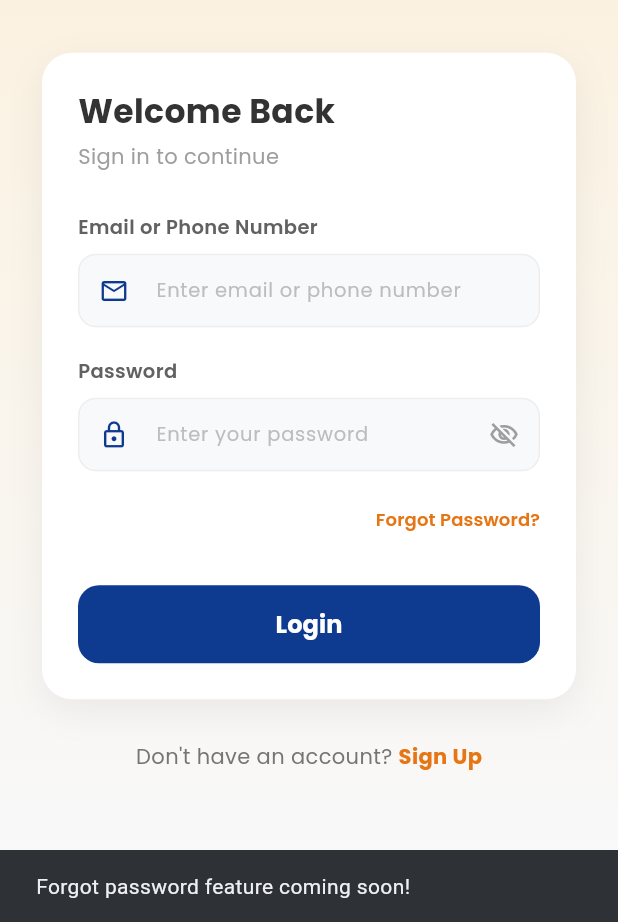
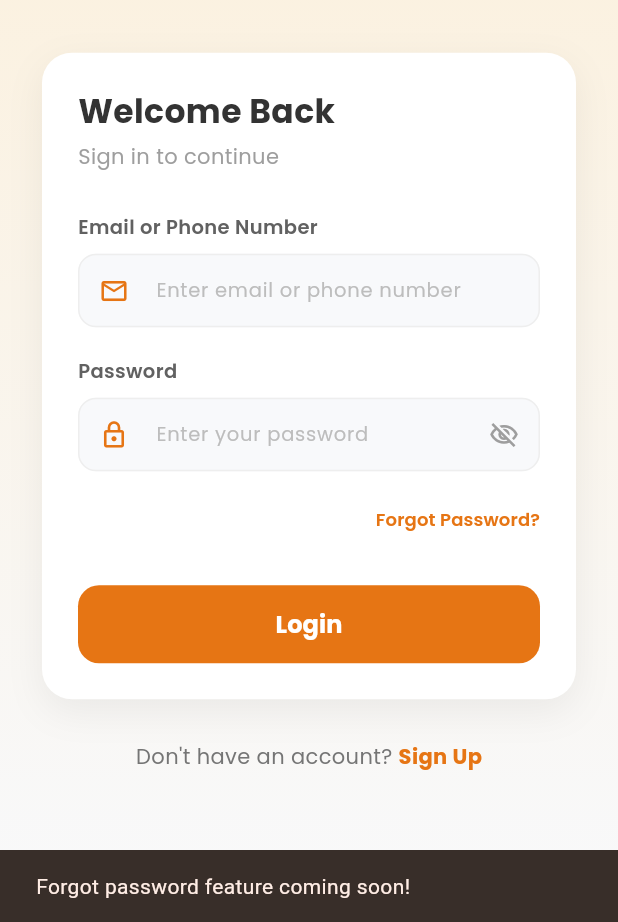
Before and after one commit to ajaymaurya07/enagarsewaflutter, a Flutter app: the screen it shows after launch, after a tap on "Forgot Password?", on a phone screen of 412 x 824 dp, the part 314-1236 px from its top. Run offline on Flutter 3.47's test engine with Material 3 defaults, Android fonts, the phone set to English and light mode, and no system bars; our stand-ins replace device_info_plus, google_fonts, image_picker, pdf, permission_handler, printing and 4 more; missing offline and left inert: payu_checkoutpro_flutter; accounts and stored records are empty.

Commit message:
splash screen

```diff
--- a/lib/login_screen.dart
+++ b/lib/login_screen.dart
@@ -173,7 +173,7 @@ class _LoginScreenState extends State<LoginScreen> {
                           decoration: InputDecoration(
                             hintText: 'Enter email or phone number',
                             hintStyle: GoogleFonts.poppins(fontSize: 13, color: Colors.grey.shade400),
-                            prefixIcon: const Icon(Icons.email_outlined, color: Color(0xFF0E3B90), size: 20),
+                            prefixIcon: const Icon(Icons.email_outlined, color: Color(0xFFE67514), size: 20),
                             filled: true,
                             fillColor: const Color(0xFFF8F9FB),
                             border: OutlineInputBorder(
@@ -186,7 +186,7 @@ class _LoginScreenState extends State<LoginScreen> {
                             ),
                             focusedBorder: OutlineInputBorder(
                               borderRadius: BorderRadius.circular(12),
-                              borderSide: const BorderSide(color: Color(0xFF0E3B90), width: 1.5),
+                              borderSide: const BorderSide(color: Color(0xFFE67514), width: 1.5),
                             ),
                             contentPadding: const EdgeInsets.symmetric(horizontal: 16, vertical: 14),
                           ),
@@ -210,7 +210,7 @@ class _LoginScreenState extends State<LoginScreen> {
                           decoration: InputDecoration(
                             hintText: 'Enter your password',
                             hintStyle: GoogleFonts.poppins(fontSize: 13, color: Colors.grey.shade400),
-                            prefixIcon: const Icon(Icons.lock_outlined, color: Color(0xFF0E3B90), size: 20),
+                            prefixIcon: const Icon(Icons.lock_outlined, color: Color(0xFFE67514), size: 20),
                             suffixIcon: IconButton(
                               icon: Icon(
                                 _obscurePassword ? Icons.visibility_off_outlined : Icons.visibility_outlined,
@@ -231,7 +231,7 @@ class _LoginScreenState extends State<LoginScreen> {
                             ),
                             focusedBorder: OutlineInputBorder(
                               borderRadius: BorderRadius.circular(12),
-                              borderSide: const BorderSide(color: Color(0xFF0E3B90), width: 1.5),
+                              borderSide: const BorderSide(color: Color(0xFFE67514), width: 1.5),
                             ),
                             contentPadding: const EdgeInsets.symmetric(horizontal: 16, vertical: 14),
                           ),
@@ -267,8 +267,8 @@ class _LoginScreenState extends State<LoginScreen> {
                           child: ElevatedButton(
                             onPressed: _isLoading ? null : _handleLogin,
                             style: ElevatedButton.styleFrom(
-                              backgroundColor: const Color(0xFF0E3B90),
-                              disabledBackgroundColor: const Color(0xFF0E3B90).withOpacity(0.6),
+                              backgroundColor: const Color(0xFFE67514),
+                              disabledBackgroundColor: const Color(0xFFE67514).withOpacity(0.6),
                               foregroundColor: Colors.white,
                               elevation: 0,
                               shape: RoundedRectangleBorder(borderRadius: BorderRadius.circular(14)),
--- a/lib/main.dart
+++ b/lib/main.dart
@@ -16,7 +16,7 @@ class MyApp extends StatelessWidget {
       title: AppConstants.appName,
       navigatorKey: ApiService.navigatorKey, // 👈 navigatorKey yahan add kiya
       theme: ThemeData(
-        colorScheme: ColorScheme.fromSeed(seedColor: Colors.blue),
+        colorScheme: ColorScheme.fromSeed(seedColor: const Color(0xFFE67514)),
         useMaterial3: true,
       ),
       home: const SplashScreen(),
--- a/lib/splash_screen.dart
+++ b/lib/splash_screen.dart
@@ -1,4 +1,5 @@
 import 'package:flutter/material.dart';
+import 'package:google_fonts/google_fonts.dart';
 import 'login_screen.dart';
 import 'search_property_screen.dart';
 import 'dashboard_screen.dart';
@@ -12,39 +13,48 @@ class SplashScreen extends StatefulWidget {
   State<SplashScreen> createState() => _SplashScreenState();
 }
 
-class _SplashScreenState extends State<SplashScreen> {
+class _SplashScreenState extends State<SplashScreen> with SingleTickerProviderStateMixin {
+  late AnimationController _animController;
+  late Animation<double> _fadeIn;
+  late Animation<double> _scaleAnim;
+
   @override
   void initState() {
     super.initState();
+    _animController = AnimationController(vsync: this, duration: const Duration(milliseconds: 1200));
+    _fadeIn = CurvedAnimation(parent: _animController, curve: Curves.easeIn);
+    _scaleAnim = Tween<double>(begin: 0.8, end: 1.0).animate(
+      CurvedAnimation(parent: _animController, curve: Curves.easeOutBack),
+    );
+    _animController.forward();
     _checkLoginStatus();
   }
 
+  @override
+  void dispose() {
+    _animController.dispose();
+    super.dispose();
+  }
+
   Future<void> _checkLoginStatus() async {
-    // Show splash for 3 seconds
     await Future.delayed(const Duration(seconds: 3));
 
-    // Check if user is logged in
     final bool loggedIn = await StorageService.isLoggedIn();
-
-    // Check if property is verified
     final bool propertyVerified = await StorageService.isPropertyVerified();
 
     if (!mounted) return;
 
     if (loggedIn) {
       if (propertyVerified) {
-        // If logged in AND property verified, go to Dashboard
         Navigator.of(context).pushReplacement(
           MaterialPageRoute(builder: (context) => const DashboardScreen()),
         );
       } else {
-        // If logged in BUT property NOT verified, go to Search Screen
         Navigator.of(context).pushReplacement(
           MaterialPageRoute(builder: (context) => const SearchPropertyScreen()),
         );
       }
     } else {
-      // If not logged in, go to Login Screen
       Navigator.of(context).pushReplacement(
         MaterialPageRoute(builder: (context) => const LoginScreen()),
       );
@@ -61,59 +71,87 @@ class _SplashScreenState extends State<SplashScreen> {
           gradient: LinearGradient(
             begin: Alignment.topCenter,
             end: Alignment.bottomCenter,
-            colors: [Color(0xFFFCEFD8), Color(0xFFFFFFFF)],
+            colors: [Color(0xFFFCEFD8), Color(0xFFFFE5C0), Color(0xFFFFF8F0)],
           ),
         ),
-        child: Column(
-          mainAxisAlignment: MainAxisAlignment.spaceBetween,
-          children: [
-            Expanded(
-              flex: 2,
+        child: FadeTransition(
+          opacity: _fadeIn,
+          child: ScaleTransition(
+            scale: _scaleAnim,
             child: Column(
               mainAxisAlignment: MainAxisAlignment.center,
               children: [
-                  Image.asset('assets/images/e_nagar_seva_logo.png', width: 200, height: 200),
-                  const SizedBox(height: 16),
-                  Text(
-                    'Welcome ${AppConstants.appName}',
-                    style: const TextStyle(fontSize: 26, fontWeight: FontWeight.bold, color: Color(0xFF0E3B90)),
-                    textAlign: TextAlign.center,
+                const Spacer(flex: 3),
+
+                // Logo with glow
+                Container(
+                  padding: const EdgeInsets.all(24),
+                  decoration: BoxDecoration(
+                    shape: BoxShape.circle,
+                    color: Colors.white,
+                    boxShadow: [
+                      BoxShadow(
+                        color: const Color(0xFFE67514).withOpacity(0.3),
+                        blurRadius: 40,
+                        spreadRadius: 8,
                       ),
                     ],
                   ),
+                  child: Image.asset(
+                    'assets/images/e_nagar_seva_logo.png',
+                    width: 100,
+                    height: 100,
                   ),
-            Expanded(
-              flex: 1,
-              child: Column(
-                mainAxisAlignment: MainAxisAlignment.center,
-                children: const [
-                  CircularProgressIndicator(
-                    valueColor: AlwaysStoppedAnimation<Color>(Color(0xFFF57C00)),
-                    backgroundColor: Color(0xFFFFE6CC),
-                    strokeWidth: 4,
                 ),
+                const SizedBox(height: 28),
+
+                // App Name
+                Text(
+                  AppConstants.appName,
+                  style: GoogleFonts.poppins(
+                    fontSize: 30,
+                    fontWeight: FontWeight.w700,
+                    color: const Color(0xFFE67514),
+                    letterSpacing: 1,
+                  ),
+                ),
+                const SizedBox(height: 8),
+                Text(
+                  'Smart Urban Services at Your Fingertips',
+                  style: GoogleFonts.poppins(
+                    fontSize: 13,
+                    fontWeight: FontWeight.w400,
+                    color: const Color(0xFFE67514).withOpacity(0.7),
+                  ),
+                ),
+
+                const Spacer(flex: 2),
+
+                // Loader
+                SizedBox(
+                  width: 36,
+                  height: 36,
+                  child: CircularProgressIndicator(
+                    strokeWidth: 3,
+                    valueColor: const AlwaysStoppedAnimation<Color>(Color(0xFFE67514)),
+                    backgroundColor: const Color(0xFFE67514).withOpacity(0.15),
+                  ),
+                ),
+
+                const Spacer(flex: 1),
+
+                // Version
+                Text(
+                  'Version ${AppConstants.appDisplayVersion}',
+                  style: GoogleFonts.poppins(
+                    fontSize: 12,
+                    color: Colors.grey.shade400,
+                  ),
+                ),
+                const SizedBox(height: 32),
               ],
             ),
           ),
-            Expanded(
-              flex: 1,
-              child: Column(
-                mainAxisAlignment: MainAxisAlignment.center,
-                children: const [
-                  Text(
-                    'Smart Urban Services at Your Fingertips',
-                    style: TextStyle(fontSize: 14, fontWeight: FontWeight.w600, color: Color(0xFFF57C00)),
-                    textAlign: TextAlign.center,
-                  ),
-                  SizedBox(height: 8),
-                  Text(
-                    'App Version ${AppConstants.appDisplayVersion}',
-                    style: TextStyle(fontSize: 12, color: Colors.grey),
-                  ),
-                ],
-              ),
-            ),
-          ],
         ),
       ),
     );
```
Lines whose indentation alone changed are shown as unchanged.
